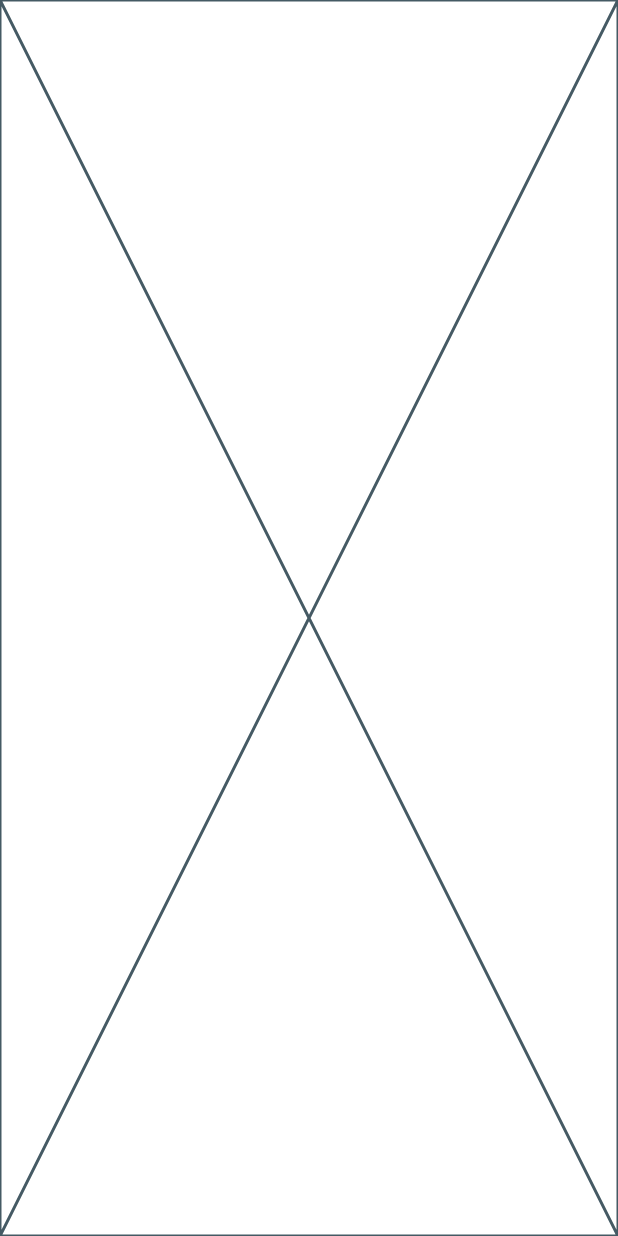
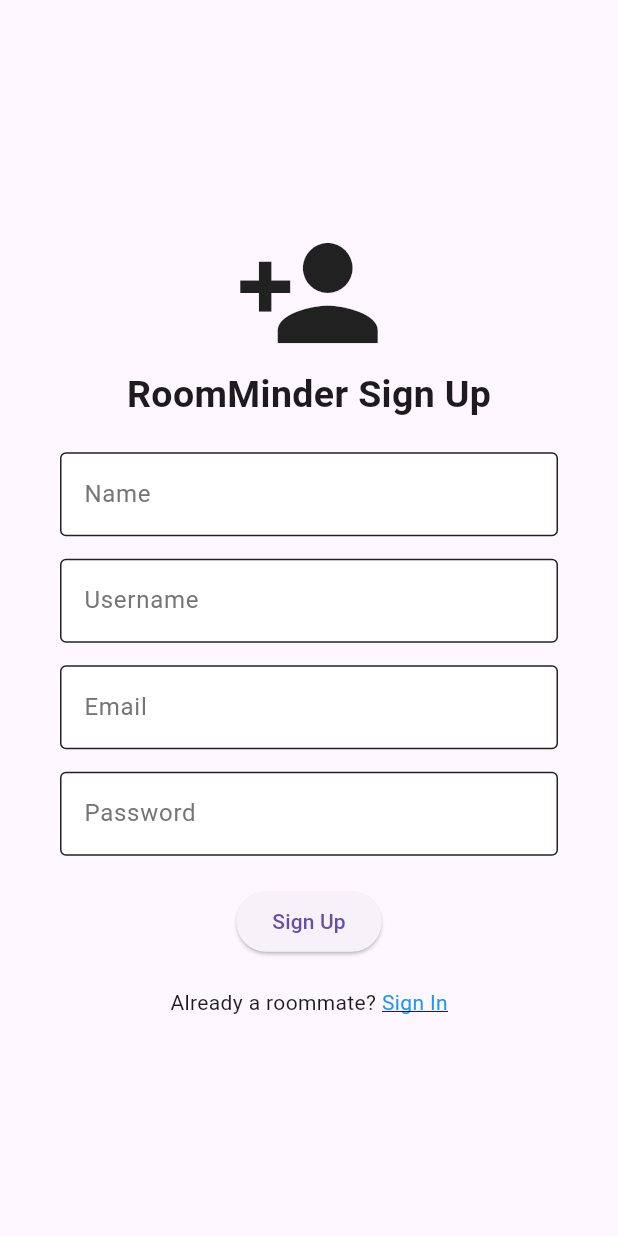
Before and after one commit to HiImHosa23/RoomMinderCapstone-EmelyRiveraGuillen, a Flutter app: the screen it shows after launch, after a tap on "Sign Up Here", on a phone screen of 412 x 824 dp. Run offline on Flutter 3.47's test engine with Material 3 defaults, Android fonts, the phone set to English and light mode, and no system bars.

Commit message:
Signin Page design complete (not styling) route to login and prints temporary

```diff
--- a/lib/signin.dart
+++ b/lib/signin.dart
@@ -1,4 +1,5 @@
 import 'package:flutter/material.dart';
+import 'package:roommindercapstone/textfield.dart';
 
 class SignInPage extends StatefulWidget {
   const SignInPage({super.key});
@@ -8,8 +9,90 @@ class SignInPage extends StatefulWidget {
 }
 
 class _SignInPageState extends State<SignInPage> {
+  final TextEditingController nameController = TextEditingController();
+  final TextEditingController userController = TextEditingController();
+  final TextEditingController emailController = TextEditingController();
+  final TextEditingController passwordController = TextEditingController();
+
   @override
   Widget build(BuildContext context) {
-    return const Placeholder();
+    return Scaffold(
+      body: Padding(
+        padding: EdgeInsets.all(15.0),
+        child: Center(
+          child: SingleChildScrollView(
+            child: Column(
+              mainAxisAlignment: MainAxisAlignment.center,
+              children: [
+                Icon(
+                  Icons.person_add,
+                  size: 100,
+                ),
+                Text(
+                  "RoomMinder Sign Up",
+                  style: TextStyle(
+                    fontSize: 25,
+                    fontWeight: FontWeight.bold,
+                  ),
+                ),
+                SizedBox(height: 20),
+                TheTextField(
+                  controller: nameController,
+                  hintText: 'Name',
+                  obscureText: false,
+                ),
+                SizedBox(height: 15),
+                TheTextField(
+                  controller: userController,
+                  hintText: 'Username',
+                  obscureText: false,
+                ),
+                SizedBox(height: 15),
+                TheTextField(
+                  controller: emailController,
+                  hintText: 'Email',
+                  obscureText: false,
+                ),
+                SizedBox(height: 15),
+                TheTextField(
+                  controller: passwordController,
+                  hintText: 'Password',
+                  obscureText: true,
+                ),
+                SizedBox(height: 20),
+                ElevatedButton(
+                  onPressed: (){
+                    print("Name: ${nameController.text}");
+                    print("Username: ${userController.text}");
+                    print("Email: ${emailController.text}");
+                    print("Password: ${passwordController.text}");
+                  },
+                  child: Text('Sign Up'),
+                ),
+                SizedBox(height: 20),
+                Row(
+                  mainAxisAlignment: MainAxisAlignment.center,
+                  children: [
+                    Text("Already a roommate? "),
+                    GestureDetector(
+                      onTap: (){
+                        Navigator.pop(context);
+                      },
+                      child: Text(
+                        'Sign In',
+                        style: TextStyle(
+                          color: Colors.blue,
+                          decoration: TextDecoration.underline,
+                        ),
+                      ),
+                    )
+                  ],
+                ),
+              ],
+            ),
+          ),
+        ),
+      )
+    );
   }
 }
```
